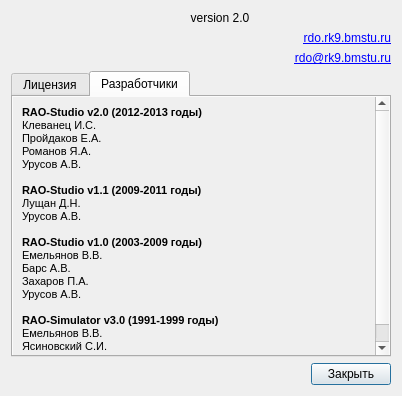
Before: the Qt Designer form app/rdo_studio/res/ui/about_dialog.ui in aurusov/rdo_studio, drawn with Qt 5.
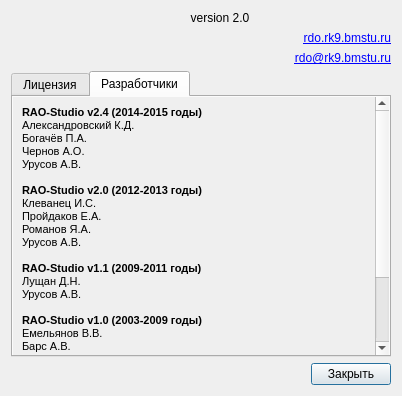
After: the same form once the commit is applied. The open tabs and pages were chosen to show the change. Icons and pictures are not drawn.

Commit message: Обновлён диалог about

Diff of the .ui file:
```diff
--- a/app/rdo_studio/res/ui/about_dialog.ui
+++ b/app/rdo_studio/res/ui/about_dialog.ui
@@ -217,7 +217,7 @@
             <x>0</x>
             <y>0</y>
             <width>361</width>
-            <height>278</height>
+            <height>356</height>
            </rect>
           </property>
           <layout class="QGridLayout" name="gridLayout_5">
@@ -228,6 +228,12 @@
 &lt;html&gt;&lt;head&gt;&lt;meta name=&quot;qrichtext&quot; content=&quot;1&quot; /&gt;&lt;style type=&quot;text/css&quot;&gt;
 p, li { white-space: pre-wrap; }
 &lt;/style&gt;&lt;/head&gt;&lt;body style=&quot; font-family:'MS Shell Dlg 2'; font-size:8pt; font-weight:400; font-style:normal;&quot;&gt;
+&lt;p style=&quot; margin-top:0px; margin-bottom:0px; margin-left:0px; margin-right:0px; -qt-block-indent:0; text-indent:0px;&quot;&gt;&lt;span style=&quot; font-weight:600;&quot;&gt;RAO-Studio v2.4 (2014-2015 годы)&lt;/span&gt;&lt;/p&gt;
+&lt;p style=&quot; margin-top:0px; margin-bottom:0px; margin-left:0px; margin-right:0px; -qt-block-indent:0; text-indent:0px;&quot;&gt;Александровский К.Д.&lt;/p&gt;
+&lt;p style=&quot; margin-top:0px; margin-bottom:0px; margin-left:0px; margin-right:0px; -qt-block-indent:0; text-indent:0px;&quot;&gt;Богачёв П.А.&lt;/p&gt;
+&lt;p style=&quot; margin-top:0px; margin-bottom:0px; margin-left:0px; margin-right:0px; -qt-block-indent:0; text-indent:0px;&quot;&gt;Чернов А.О.&lt;/p&gt;
+&lt;p style=&quot; margin-top:0px; margin-bottom:0px; margin-left:0px; margin-right:0px; -qt-block-indent:0; text-indent:0px;&quot;&gt;Урусов А.В.&lt;/p&gt;
+&lt;p style=&quot;-qt-paragraph-type:empty; margin-top:0px; margin-bottom:0px; margin-left:0px; margin-right:0px; -qt-block-indent:0; text-indent:0px;&quot;&gt;&lt;br /&gt;&lt;/p&gt;
 &lt;p style=&quot; margin-top:0px; margin-bottom:0px; margin-left:0px; margin-right:0px; -qt-block-indent:0; text-indent:0px;&quot;&gt;&lt;span style=&quot; font-weight:600;&quot;&gt;RAO-Studio v2.0 (2012-2013 годы)&lt;/span&gt;&lt;/p&gt;
 &lt;p style=&quot; margin-top:0px; margin-bottom:0px; margin-left:0px; margin-right:0px; -qt-block-indent:0; text-indent:0px;&quot;&gt;Клеванец И.С.&lt;/p&gt;
 &lt;p style=&quot; margin-top:0px; margin-bottom:0px; margin-left:0px; margin-right:0px; -qt-block-indent:0; text-indent:0px;&quot;&gt;Пройдаков Е.А.&lt;/p&gt;
```
